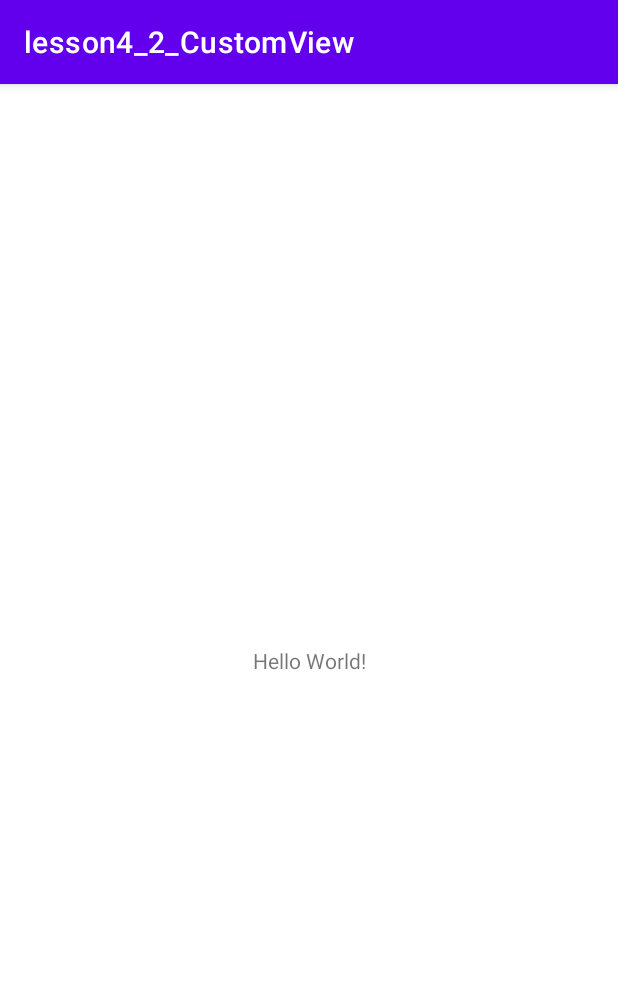
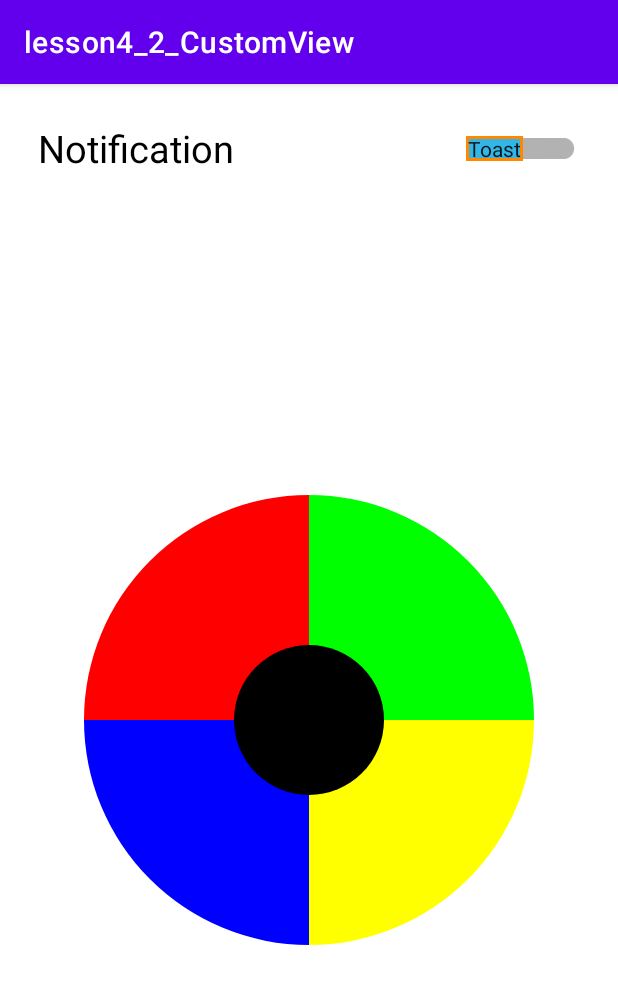
Before and after one commit to artefactor/android-study, an Android app: the screen it shows after launch (MainActivity), on a phone screen of 412 x 824 dp. Shown: the top 984 px of the screen. Run offline under Robolectric (Android 15) with nearby library versions, the phone set to English and light mode, and no system bars.

Commit message:
implement 4.2 task

```diff
--- /dev/null
+++ b/courses/lesson4_2custom_view/src/main/java/by/academy/lesson4/part2/customview/CustomView.java
@@ -0,0 +1,220 @@
+package by.academy.lesson4.part2.customview;
+
+import android.content.Context;
+import android.content.res.TypedArray;
+import android.graphics.Canvas;
+import android.graphics.Color;
+import android.graphics.Paint;
+import android.graphics.RectF;
+import android.os.Build;
+import android.util.AttributeSet;
+import android.util.Log;
+import android.view.MotionEvent;
+import android.view.View;
+
+import androidx.annotation.Nullable;
+import androidx.annotation.RequiresApi;
+
+import java.util.Random;
+
+public class CustomView extends View {
+
+    private int mainColor;
+    private int color1;
+    private int color2;
+    private int color3;
+    private int color4;
+    private final Random random = new Random();
+
+    interface OnCustomViewActionListener {
+        void onActionDown(float x, float y, int pressedColor);
+    }
+
+    private int centerX;
+    private int centerY;
+
+    private int radius;
+    private int radiusOuter;
+
+    private OnCustomViewActionListener onCustomViewActionListener;
+
+    private final Paint paint = new Paint();
+
+    public CustomView(Context context) {
+        super(context);
+    }
+
+    public CustomView(Context context, @Nullable AttributeSet attrs) {
+        super(context, attrs);
+        initAttrs(attrs);
+    }
+
+    public CustomView(Context context, @Nullable AttributeSet attrs, int defStyleAttr) {
+        super(context, attrs, defStyleAttr);
+        initAttrs(attrs);
+    }
+
+    public CustomView(Context context, @Nullable AttributeSet attrs, int defStyleAttr, int defStyleRes) {
+        super(context, attrs, defStyleAttr, defStyleRes);
+        initAttrs(attrs);
+    }
+
+    private void initAttrs(AttributeSet attrs) {
+        try {
+            TypedArray typedArray = getResources().obtainAttributes(attrs, R.styleable.CustomView);
+            radius = (int) typedArray.getDimension(R.styleable.CustomView_radiusInner, 20);
+            radiusOuter = (int) typedArray.getDimension(R.styleable.CustomView_radiusOuter, 100);
+            mainColor = typedArray.getColor(R.styleable.CustomView_mainColor, Color.GRAY);
+            color1 = typedArray.getColor(R.styleable.CustomView_color1, Color.GREEN);
+            color2 = typedArray.getColor(R.styleable.CustomView_color2, Color.RED);
+            color3 = typedArray.getColor(R.styleable.CustomView_color3, Color.BLUE);
+            color4 = typedArray.getColor(R.styleable.CustomView_color4, Color.YELLOW);
+
+            typedArray.recycle();
+        } catch (Exception e) {
+            Log.w("init", e);
+            radius = 20;
+            radiusOuter = 100;
+            mainColor = Color.GRAY;
+            color1 = Color.GREEN;
+            color2 = Color.RED;
+            color3 = Color.BLUE;
+            color4 = Color.YELLOW;
+        }
+    }
+
+    public void setOnCustomViewActionListener(OnCustomViewActionListener onCustomViewActionListener) {
+        this.onCustomViewActionListener = onCustomViewActionListener;
+    }
+
+    @Override
+    public boolean performClick() {
+        return super.performClick();
+    }
+
+    @Override
+    public boolean onTouchEvent(MotionEvent event) {
+        float x = event.getX();
+        float y = event.getY();
+        int action = event.getAction();
+        if (action == MotionEvent.ACTION_DOWN) {
+
+//       2)	При нажатии на какой-либо из секторов, он должен поменять цвет.
+            float w = x - centerX;
+            float h = y - centerY;
+            int pressedColor = Color.BLACK;
+
+            boolean inBigCircle = w * w + h * h <= radiusOuter * radiusOuter;
+            boolean inSmallCircle = w * w + h * h <= radius * radius;
+
+            boolean inSector1 = inBigCircle && !inSmallCircle && (w >= 0) && (h < 0);
+            boolean inSector2 = inBigCircle && !inSmallCircle && (w < 0) && (h < 0);
+            boolean inSector3 = inBigCircle && !inSmallCircle && (w < 0) && (h >= 0);
+            boolean inSector4 = inBigCircle && !inSmallCircle && (w >= 0) && (h >= 0);
+
+            if (inSector1) {
+                color1 = randomColor();
+                pressedColor = color1;
+                Log.i("color", "color1= " + color1);
+                invalidate();
+            }
+
+            if (inSector2) {
+                color2 = randomColor();
+                pressedColor = color2;
+                invalidate();
+            }
+
+            if (inSector3) {
+                color3 = randomColor();
+                pressedColor = color3;
+                invalidate();
+            }
+
+            if (inSector4) {
+                color4 = randomColor();
+                pressedColor = color4;
+                invalidate();
+            }
+
+
+//            3)	При нажатии на круг в центре, все сектора долны сменить свой цвет.
+            Log.i("calc", "inCenter= " + inSmallCircle);
+            if (inSmallCircle) {
+                color1 = randomColor();
+                color2 = randomColor();
+                color3 = randomColor();
+                color4 = randomColor();
+                invalidate();
+            }
+
+            if (onCustomViewActionListener != null) {
+                onCustomViewActionListener.onActionDown(x, y, pressedColor);
+            }
+
+
+            performClick();
+        }
+        return super.onTouchEvent(event);
+    }
+
+    @Override
+    protected void onAttachedToWindow() {
+        super.onAttachedToWindow();
+    }
+
+    @Override
+    protected void onMeasure(int widthMeasureSpec, int heightMeasureSpec) {
+        super.onMeasure(widthMeasureSpec, heightMeasureSpec);
+        int viewWidth = MeasureSpec.getSize(widthMeasureSpec);
+        int viewHeight = MeasureSpec.getSize(heightMeasureSpec);
+        centerX = viewWidth / 2;
+        centerY = viewHeight / 2;
+    }
+
+    @Override
+    protected void onLayout(boolean changed, int left, int top, int right, int bottom) {
+        super.onLayout(changed, left, top, right, bottom);
+        calculateCoords();
+    }
+
+    private int randomColor() {
+        return Color.rgb(random.nextInt(255), random.nextInt(255), random.nextInt(255));
+    }
+
+    @Override
+    protected void onDraw(Canvas canvas) {
+        final RectF oval = new RectF();
+
+        oval.set(centerX - radiusOuter,
+                centerY - radiusOuter,
+                centerX + radiusOuter,
+                centerY + radiusOuter);
+
+        paint.setColor(color1);
+        canvas.drawArc(oval, 0, -90, true, paint);
+
+        paint.setColor(color2);
+        canvas.drawArc(oval, -90, -90, true, paint);
+
+        paint.setColor(color3);
+        canvas.drawArc(oval, -180, -90, true, paint);
+
+        paint.setColor(color4);
+        canvas.drawArc(oval, -270, -90, true, paint);
+
+        oval.set(centerX - radius,
+                centerY - radius,
+                centerX + radius,
+                centerY + radius);
+
+        paint.setColor(mainColor);
+        canvas.drawCircle(centerX, centerY, radius, paint);
+        super.onDraw(canvas);
+    }
+
+
+    private void calculateCoords() {
+        // TODO @Denis, do we need to calculate 8 coords here or leave calulation of them in OnDraw() method?
+    }
+}
--- a/courses/lesson4_2custom_view/src/main/java/by/academy/lesson4/part2/customview/MainActivity.java
+++ b/courses/lesson4_2custom_view/src/main/java/by/academy/lesson4/part2/customview/MainActivity.java
@@ -1,14 +1,54 @@
 package by.academy.lesson4.part2.customview;
 
+import android.os.Bundle;
+import android.widget.CompoundButton;
+import android.widget.Toast;
+
 import androidx.appcompat.app.AppCompatActivity;
+import androidx.appcompat.widget.SwitchCompat;
 
-import android.os.Bundle;
+import com.google.android.material.snackbar.Snackbar;
 
-public class MainActivity extends AppCompatActivity {
+public class MainActivity extends AppCompatActivity implements CompoundButton.OnCheckedChangeListener {
+
+    private boolean isSnackChecked;
+
+    private Toast toast;
+    private Snackbar snackbar;
 
     @Override
     protected void onCreate(Bundle savedInstanceState) {
         super.onCreate(savedInstanceState);
         setContentView(R.layout.activity_main);
+
+        SwitchCompat switchCompat = findViewById(R.id.switch_compat);
+        if (switchCompat != null) {
+            switchCompat.setOnCheckedChangeListener(this);
+        }
+
+        CustomView customView = findViewById(R.id.customView);
+        customView.setOnCustomViewActionListener((x, y, pressedColor) -> {
+            String format = String.format(getString(R.string.message), x, y);
+            if (isSnackChecked) {
+                snackbar = Snackbar.make(customView, format + ":" + pressedColor, 3002).setTextColor(pressedColor);
+                snackbar.show();
+            } else {
+                toast = Toast.makeText(customView.getContext(), format, Toast.LENGTH_LONG);
+                toast.show();
+            }
+        });
     }
+
+    @Override
+    public void onCheckedChanged(CompoundButton buttonView, boolean isChecked) {
+        isSnackChecked = isChecked;
+        // close previous notification
+        if (!isSnackChecked && snackbar != null) {
+            snackbar.dismiss();
+        }
+        if (isSnackChecked && toast != null) {
+            toast.cancel();
+        }
+    }
+
 }
--- /dev/null
+++ b/courses/lesson4_2custom_view/src/main/res/drawable-v24/switch_thumb.xml
@@ -0,0 +1,16 @@
+<?xml version="1.0" encoding="utf-8"?>
+<layer-list
+    xmlns:android="http://schemas.android.com/apk/res/android">
+    <item>
+        <shape android:shape="rectangle">
+            <solid android:color="@android:color/holo_orange_dark" />
+        </shape>
+    </item>
+    <item android:bottom="2dp" android:left="2dp"
+        android:right="2dp" android:top="2dp">
+        <shape android:shape="rectangle">
+            <solid android:color="@android:color/holo_blue_light" />
+        </shape>
+    </item>
+
+</layer-list>
--- a/courses/lesson4_2custom_view/src/main/res/layout/activity_main.xml
+++ b/courses/lesson4_2custom_view/src/main/res/layout/activity_main.xml
@@ -6,13 +6,31 @@
     android:layout_height="match_parent"
     tools:context=".MainActivity">
 
-    <TextView
-        android:layout_width="wrap_content"
+    <androidx.appcompat.widget.SwitchCompat
+        android:id="@+id/switch_compat"
+        style="@style/switch_style"
+        android:layout_width="match_parent"
         android:layout_height="wrap_content"
-        android:text="Hello World!"
+
+        android:checked="false"
+        android:text="@string/notification"
+        app:layout_constraintLeft_toLeftOf="parent"
+        app:layout_constraintRight_toRightOf="parent"
+        app:layout_constraintTop_toTopOf="parent"
+        app:showText="true" />
+
+    <by.academy.lesson4.part2.customview.CustomView
+        android:id="@+id/customView"
+        android:layout_width="match_parent"
+        android:layout_height="0dp"
+        app:mainColor="@color/black"
+        app:radiusInner="50dp"
+        app:radiusOuter="150dp"
+        tools:background="@color/teal_200"
         app:layout_constraintBottom_toBottomOf="parent"
         app:layout_constraintLeft_toLeftOf="parent"
         app:layout_constraintRight_toRightOf="parent"
-        app:layout_constraintTop_toTopOf="parent" />
+        app:layout_constraintTop_toBottomOf="@id/switch_compat"
+        />
 
 </androidx.constraintlayout.widget.ConstraintLayout>
--- a/courses/lesson4_2custom_view/src/main/res/values/colors.xml
+++ b/courses/lesson4_2custom_view/src/main/res/values/colors.xml
@@ -7,4 +7,8 @@
     <color name="teal_700">#FF018786</color>
     <color name="black">#FF000000</color>
     <color name="white">#FFFFFFFF</color>
+    <color name="light_blue_400">#FF29B6F6</color>
+    <color name="light_blue_600">#FF039BE5</color>
+    <color name="gray_400">#FFBDBDBD</color>
+    <color name="gray_600">#FF757575</color>
 </resources>
--- a/courses/lesson4_2custom_view/src/main/res/values/strings.xml
+++ b/courses/lesson4_2custom_view/src/main/res/values/strings.xml
@@ -1,3 +1,7 @@
 <resources>
     <string name="app_name">lesson4_2_CustomView</string>
+    <string name="message">Нажаты координаты [%f;%f]</string>
+    <string name="notification">Notification</string>
+    <string name="toast">Toast</string>
+    <string name="snack">Snack</string>
 </resources>
--- /dev/null
+++ b/courses/lesson4_2custom_view/src/main/res/values/styles.xml
@@ -0,0 +1,11 @@
+<resources>
+
+    <style name="switch_style">
+        <item name="android:thumb">@drawable/switch_thumb</item>
+        <item name="android:layout_margin">5dp</item>
+        <item name="android:padding">20dp</item>
+        <item name="android:textSize">25sp</item>
+        <item name="android:textOff">@string/toast</item>
+        <item name="android:textOn">@string/snack</item>
+    </style>
+</resources>
```
Also changed, not shown: courses/lesson4_2custom_view/src/main/res/values/attrs_my_view.xml (added, +12 -0 lines).
